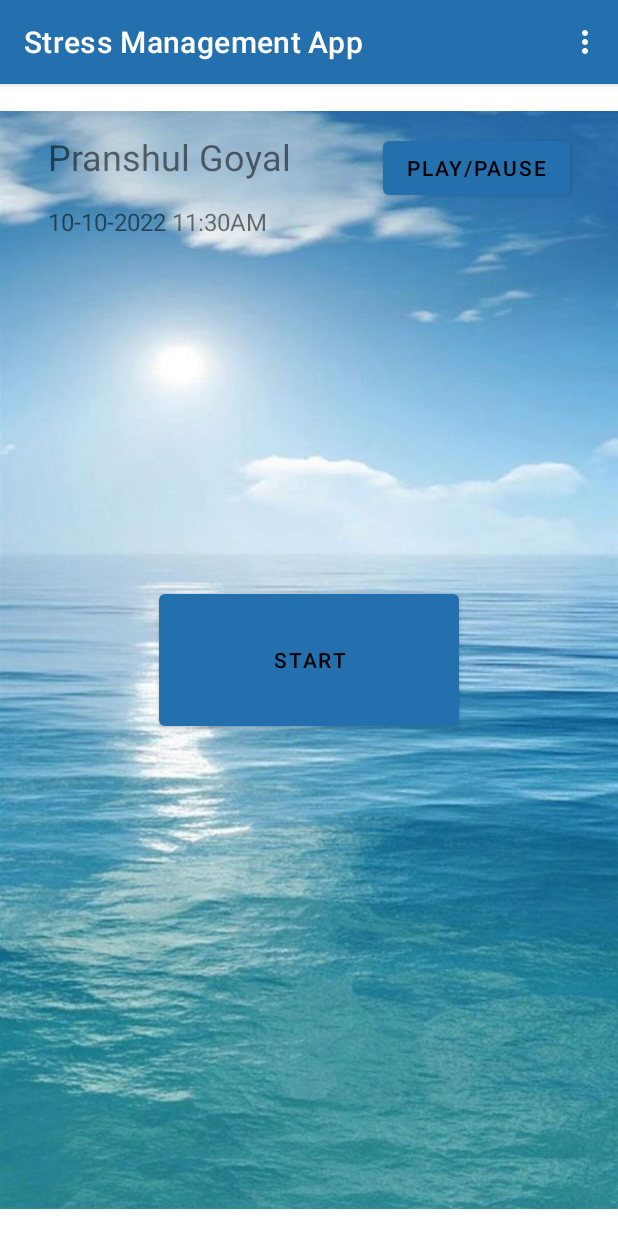
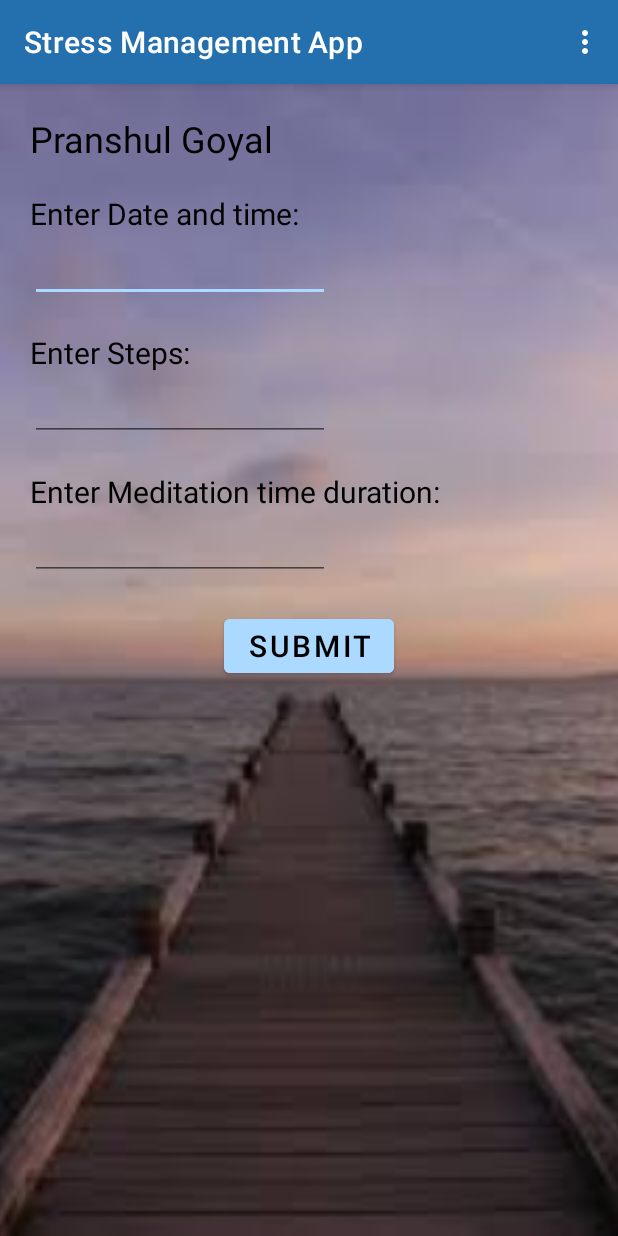
Before and after one commit to RheaAdh/Destress, an Android app: the Home screen opened directly, with no data from a screen before it, on a phone screen of 412 x 824 dp. Run offline under Robolectric (Android 15) with nearby library versions, the phone set to English and light mode, and no system bars; our stand-ins replace Firebase (no records; nobody signed in at launch, a user with empty details on screens opened directly).

Commit message:
Recreated home.xml

```diff
--- a/app/src/main/res/layout/home.xml
+++ b/app/src/main/res/layout/home.xml
@@ -1,5 +1,7 @@
 <?xml version="1.0" encoding="utf-8"?>
-<androidx.constraintlayout.widget.ConstraintLayout xmlns:android="http://schemas.android.com/apk/res/android"
+
+<androidx.constraintlayout.widget.ConstraintLayout
+    xmlns:android="http://schemas.android.com/apk/res/android"
     xmlns:app="http://schemas.android.com/apk/res-auto"
     xmlns:tools="http://schemas.android.com/tools"
     android:layout_width="match_parent"
@@ -10,54 +12,100 @@
 
     <ImageView
         android:id="@+id/imageView2"
-        android:layout_width="wrap_content"
-        android:layout_height="wrap_content"
+        android:layout_width="match_parent"
+        android:layout_height="match_parent"
         app:layout_constraintBottom_toBottomOf="parent"
         app:layout_constraintEnd_toEndOf="parent"
         app:layout_constraintHorizontal_bias="0.0"
         app:layout_constraintStart_toStartOf="parent"
         app:layout_constraintTop_toTopOf="parent"
         app:layout_constraintVertical_bias="0.0"
-        app:srcCompat="@drawable/home_page" />
+        app:srcCompat="@drawable/home_page"
+        android:scaleType="centerCrop"/>
+
     <TextView
         android:id="@+id/textView3"
         android:layout_width="wrap_content"
         android:layout_height="wrap_content"
-        android:layout_marginStart="32dp"
-        android:layout_marginTop="32dp"
+        android:layout_marginStart="20dp"
+        android:layout_marginTop="20dp"
         android:text="Pranshul Goyal"
+        android:textColor="@color/black"
         android:textSize="24sp"
         app:layout_constraintStart_toStartOf="parent"
         app:layout_constraintTop_toTopOf="parent" />
 
     <TextView
-        android:id="@+id/textView6"
+        android:id="@+id/dateTime"
         android:layout_width="wrap_content"
         android:layout_height="wrap_content"
-        android:layout_marginStart="32dp"
-        android:layout_marginTop="16dp"
-        android:text="10-10-2022 11:30AM"
-        android:textSize="16sp"
-        app:layout_constraintStart_toStartOf="parent"
-        app:layout_constraintTop_toBottomOf="@+id/textView3" />
+        android:layout_margin="20dp"
+        android:text="Enter Date and time: "
+        android:textSize="20sp"
+        android:textColor="@color/black"
+        app:layout_constraintTop_toBottomOf="@id/textView3"
+        app:layout_constraintLeft_toLeftOf="parent"
+        app:layout_constraintBottom_toTopOf="@id/etDateTime"/>
+
+    <EditText
+        android:id="@+id/etDateTime"
+        android:layout_width="200dp"
+        android:layout_height="wrap_content"
+        android:layout_marginLeft="20dp"
+        app:layout_constraintTop_toBottomOf="@id/dateTime"
+        app:layout_constraintLeft_toLeftOf="parent"/>
+
+    <TextView
+        android:id="@+id/steps"
+        android:layout_width="wrap_content"
+        android:layout_height="wrap_content"
+        android:layout_margin="20dp"
+        android:text="Enter Steps: "
+        android:textSize="20sp"
+        android:textColor="@color/black"
+        app:layout_constraintTop_toBottomOf="@id/etDateTime"
+        app:layout_constraintLeft_toLeftOf="parent"
+        app:layout_constraintBottom_toTopOf="@id/etSteps"/>
+
+    <EditText
+        android:id="@+id/etSteps"
+        android:layout_width="200dp"
+        android:layout_height="wrap_content"
+        android:layout_marginLeft="20dp"
+        app:layout_constraintTop_toBottomOf="@id/steps"
+        app:layout_constraintLeft_toLeftOf="parent"/>
+
+    <TextView
+        android:id="@+id/meditateTime"
+        android:layout_width="wrap_content"
+        android:layout_height="wrap_content"
+        android:layout_margin="20dp"
+        android:text="Enter Meditation time duration: "
+        android:textSize="20sp"
+        android:textColor="@color/black"
+        app:layout_constraintTop_toBottomOf="@id/etSteps"
+        app:layout_constraintLeft_toLeftOf="parent"
+        app:layout_constraintBottom_toTopOf="@id/etMeditateTime"/>
+
+    <EditText
+        android:id="@+id/etMeditateTime"
+        android:layout_width="200dp"
+        android:layout_height="wrap_content"
+        android:layout_marginLeft="20dp"
+        app:layout_constraintTop_toBottomOf="@id/meditateTime"
+        app:layout_constraintLeft_toLeftOf="parent"/>
 
     <Button
-        android:id="@+id/button"
-        android:layout_width="200dp"
-        android:layout_height="100dp"
-        android:text="Start"
-        app:layout_constraintBottom_toBottomOf="parent"
-        app:layout_constraintEnd_toEndOf="parent"
-        app:layout_constraintStart_toStartOf="parent"
-        app:layout_constraintTop_toTopOf="parent" />
-
-    <Button
-        android:id="@+id/button2"
+        android:id="@+id/btnSubmit"
         android:layout_width="wrap_content"
         android:layout_height="wrap_content"
-        android:layout_marginTop="32dp"
-        android:layout_marginEnd="32dp"
-        android:text="Play/Pause"
-        app:layout_constraintEnd_toEndOf="parent"
-        app:layout_constraintTop_toTopOf="parent" />
+        android:text="Submit"
+        android:textSize="20sp"
+        android:layout_marginTop="20dp"
+        android:textColor="@color/black"
+        android:backgroundTint="#ABD9FF"
+        app:layout_constraintLeft_toLeftOf="parent"
+        app:layout_constraintRight_toRightOf="parent"
+        app:layout_constraintTop_toBottomOf="@id/etMeditateTime"/>
+
 </androidx.constraintlayout.widget.ConstraintLayout>
```
Also changed, not shown: app/src/main/res/drawable/home_page.jpg.
